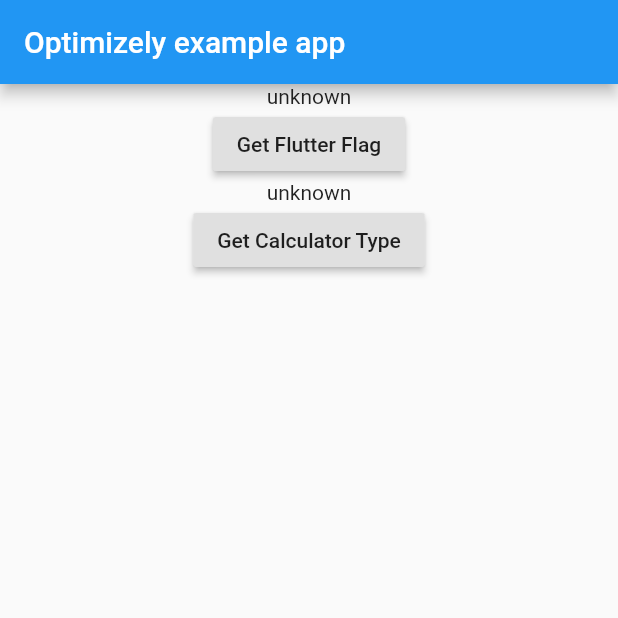
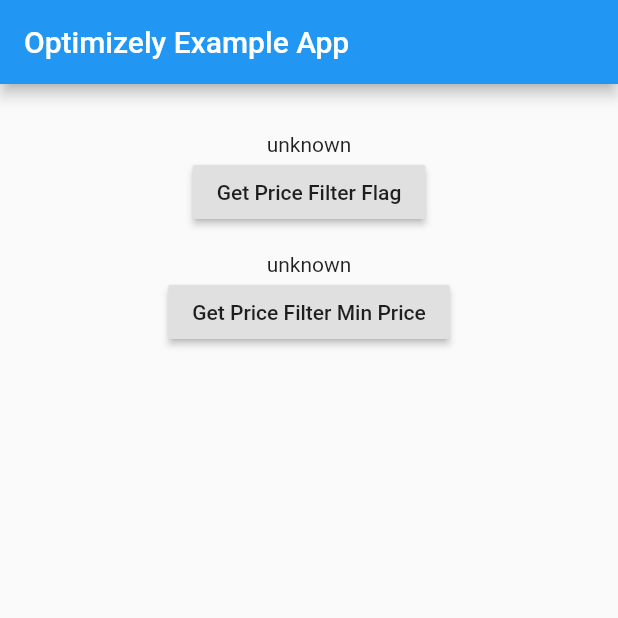
Before and after one commit to policygenius/optimizely-plugin, a Flutter app: the screen it shows after launch, on a phone screen of 412 x 824 dp, the top half of it. Run offline on Flutter 3.47's test engine with Material 2 defaults, Android fonts, the phone set to English and light mode, and no system bars.

Commit message:
fix example

```diff
--- a/example/lib/main.dart
+++ b/example/lib/main.dart
@@ -21,8 +21,8 @@ class MyApp extends StatefulWidget {
 }
 
 class _MyAppState extends State<MyApp> {
-  String _flutterFlag = 'unknown';
-  String _calculator = 'unknown';
+  String _priceFilterFlag = 'unknown';
+  String _minPriceVariable = 'unknown';
 
   @override
   void initState() {
@@ -30,20 +30,20 @@ class _MyAppState extends State<MyApp> {
   }
 
   // Platform messages are asynchronous, so we initialize in an async method.
-  Future<void> getFlutterFlag() async {
-    String flutterFlag;
+  Future<void> getPriceFilterFlag() async {
+    String priceFilterFlag;
     // Platform messages may fail, so we use a try/catch PlatformException.
     var platform =
         Theme.of(context).platform.toString().split('.')[1].toLowerCase();
     try {
       bool featureEnabled = await OptimizelyPlugin.isFeatureEnabled(
-        'flutter',
-        'user@pg.com',
+        'price_filter',
+        'user@example.org',
         {'platform': platform},
       );
-      flutterFlag = 'flutter feature is $featureEnabled.';
+      priceFilterFlag = 'price_filter feature is $featureEnabled.';
     } on PlatformException catch (e) {
-      flutterFlag = "Failed to get feature: '${e.message}'.";
+      priceFilterFlag = "Failed to get feature: '${e.message}'.";
     }
 
     // If the widget was removed from the tree while the asynchronous platform
@@ -52,30 +52,31 @@ class _MyAppState extends State<MyApp> {
     if (!mounted) return;
 
     setState(() {
-      _flutterFlag = flutterFlag;
+      _priceFilterFlag = priceFilterFlag;
     });
   }
 
-  Future<void> getCalculatorType() async {
-    String calculator;
+  Future<void> getPriceFilterMinPrice() async {
+    String minPriceVariable;
     Map<String, dynamic> variables;
     var platform =
         Theme.of(context).platform.toString().split('.')[1].toLowerCase();
     try {
       variables = await OptimizelyPlugin.getAllFeatureVariables(
-        'merlin_operations_calculator',
-        'user@pg.com',
+        'price_filter',
+        'user@example.org',
         {'platform': platform},
       );
-      calculator = variables['calc_type'];
+      int minPrice = variables['min_price'];
+      minPriceVariable = "min_price variable is: ${minPrice.toString()}.";
     } catch (e) {
-      calculator = "Failed to get calculator type: '$e'.";
+      minPriceVariable = "Failed to get min_price variable from feature: '$e'.";
     }
 
     if (!mounted) return;
 
     setState(() {
-      _calculator = calculator;
+      _minPriceVariable = minPriceVariable;
     });
   }
 
@@ -84,31 +85,35 @@ class _MyAppState extends State<MyApp> {
     return MaterialApp(
       home: Scaffold(
         appBar: AppBar(
-          title: const Text('Optimizely example app'),
+          title: const Text('Optimizely Example App'),
         ),
-        body: Column(
+        body: SafeArea(
+          child: Column(
             children: [
+              SizedBox(height: 32),
               Center(
-              child: Text(_flutterFlag),
+                child: Text(_priceFilterFlag),
               ),
               RaisedButton(
-              child: Text('Get Flutter Flag'),
+                child: Text('Get Price Filter Flag'),
                 onPressed: () {
-                getFlutterFlag();
+                  getPriceFilterFlag();
                 },
               ),
+              SizedBox(height: 16),
               Center(
-              child: Text(_calculator),
+                child: Text(_minPriceVariable),
               ),
               RaisedButton(
-              child: Text('Get Calculator Type'),
+                child: Text('Get Price Filter Min Price'),
                 onPressed: () {
-                getCalculatorType();
+                  getPriceFilterMinPrice();
                 },
               )
             ],
           ),
         ),
+      ),
     );
   }
 }
--- a/lib/optimizely_plugin.dart
+++ b/lib/optimizely_plugin.dart
@@ -12,7 +12,7 @@ class OptimizelyPlugin {
   ) async {
     await _channel.invokeMethod('initOptimizelyManager', <String, dynamic>{
       'sdk_key': sdkKey,
-      'data_file': dataFile,
+      'datafile': dataFile,
     });
   }
 
```
Also changed, not shown: 1 other file. Lines whose indentation alone changed are shown as unchanged.
